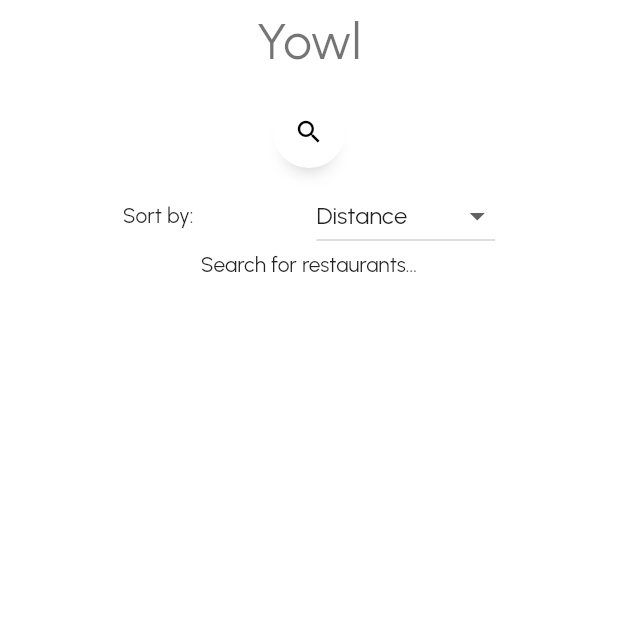
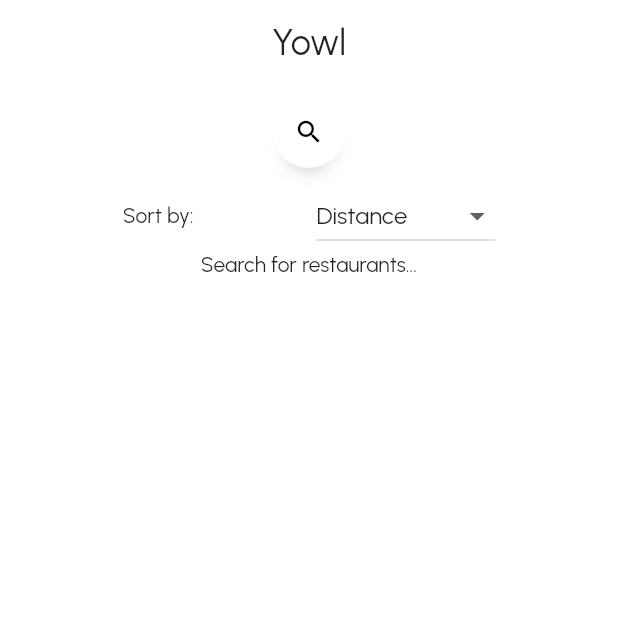
Before and after one commit to alanjhill/yowl_app, a Flutter app: the screen it shows after launch, on a phone screen of 412 x 824 dp, the top half of it. Run offline on Flutter 3.47's test engine with Material 2 defaults, Android fonts, the phone set to English and light mode, and no system bars; drawn by our look-alikes of anim_search_bar; our stand-ins replace auto_route, bloc, flutter_bloc, flutter_rating_bar, freezed_annotation, get_it and 2 more.

Commit message:
- Fix font sizes   - Add Rating to reviews

```diff
--- a/lib/features/business/business_details_screen.dart
+++ b/lib/features/business/business_details_screen.dart
@@ -18,7 +18,7 @@ class BusinessDetailsScreen extends StatelessWidget {
           foregroundColor: Colors.black54,
           title: Text(
             business.name ?? '',
-            style: Theme.of(context).textTheme.headlineMedium,
+            style: Theme.of(context).textTheme.headlineSmall,
           ),
           centerTitle: true,
         ),
--- a/lib/features/home/home_screen.dart
+++ b/lib/features/home/home_screen.dart
@@ -23,7 +23,7 @@ class _HomeScreenState extends State<HomeScreen> {
           foregroundColor: Colors.black54,
           title: Text(
             'Yowl',
-            style: Theme.of(context).textTheme.headlineMedium,
+            style: Theme.of(context).textTheme.headlineSmall,
           ),
           centerTitle: true,
         ),
--- a/lib/model/review.dart
+++ b/lib/model/review.dart
@@ -12,6 +12,7 @@ class Review with _$Review {
     String? url,
     String? text,
     DateTime? timeCreated,
+    int? rating,
     User? user,
   }) = _Review;
 
```
Also changed, not shown: lib/features/business/widgets/review_card.dart (+6 -1 lines), lib/model/review.freezed.dart, lib/model/review.g.dart.
